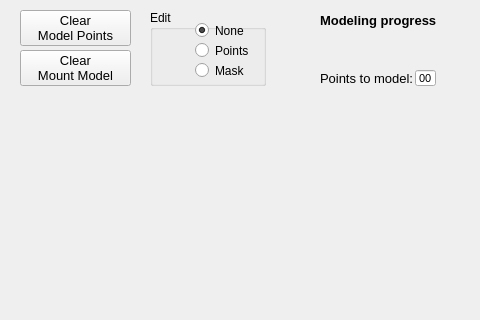
Old version of the form mountwizzard/gui/hemisphere_dialog_ui.ui in the repository sayitfast/MountWizzard3; both pictures show x 0 to 480 and y 0 to 320 of the 791 by 641 pixel window.
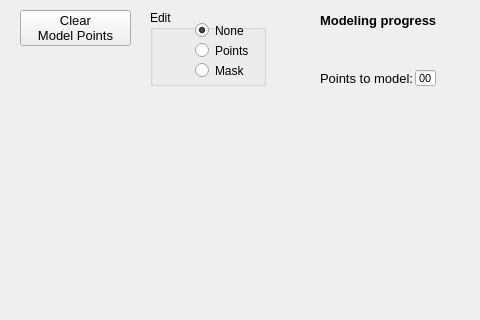
New version of the form.

```diff
--- a/mountwizzard/gui/hemisphere_dialog_ui.ui
+++ b/mountwizzard/gui/hemisphere_dialog_ui.ui
@@ -538,28 +538,6 @@
     <string>Modeling progress</string>
    </property>
   </widget>
-  <widget class="QPushButton" name="btn_clearModel2">
-   <property name="geometry">
-    <rect>
-     <x>20</x>
-     <y>50</y>
-     <width>111</width>
-     <height>36</height>
-    </rect>
-   </property>
-   <property name="font">
-    <font>
-     <pointsize>10</pointsize>
-    </font>
-   </property>
-   <property name="toolTip">
-    <string>&lt;html&gt;&lt;head/&gt;&lt;body&gt;&lt;p&gt;Delete all points on coordinate window including Base / Model&lt;/p&gt;&lt;/body&gt;&lt;/html&gt;</string>
-   </property>
-   <property name="text">
-    <string>Clear
-Mount Model</string>
-   </property>
-  </widget>
   <zorder>hemisphereBackground</zorder>
   <zorder>hemisphere</zorder>
   <zorder>btn_deletePoints</zorder>
```
Left out of the diff: 1 changed line with no effect on the pictures.
